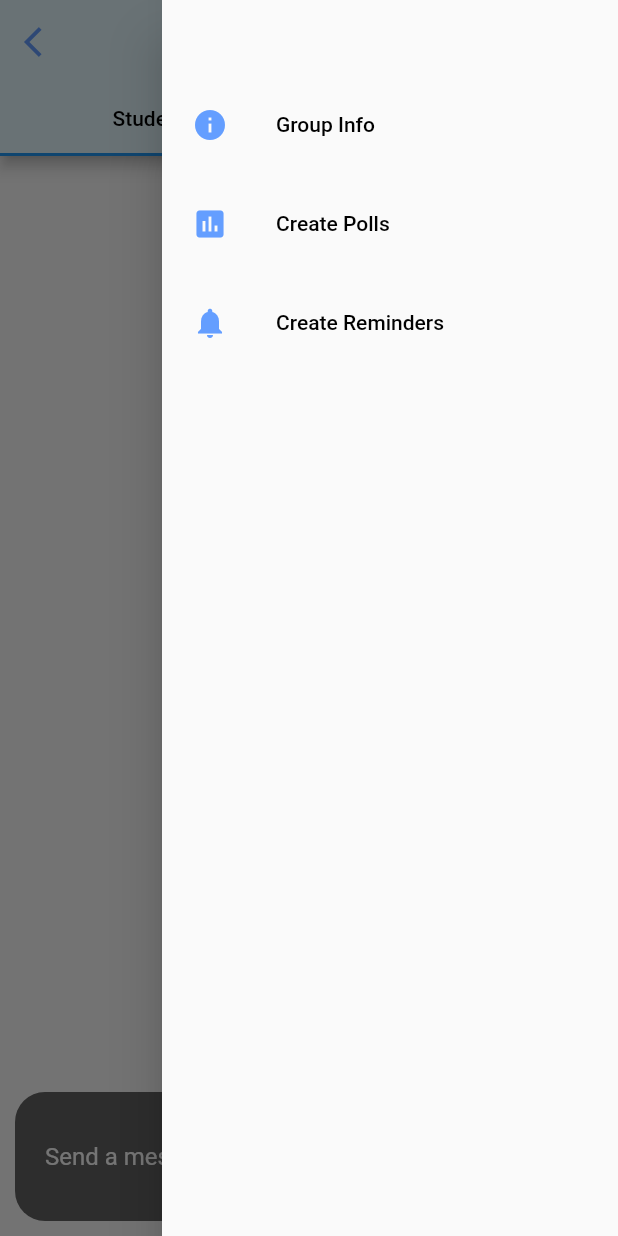
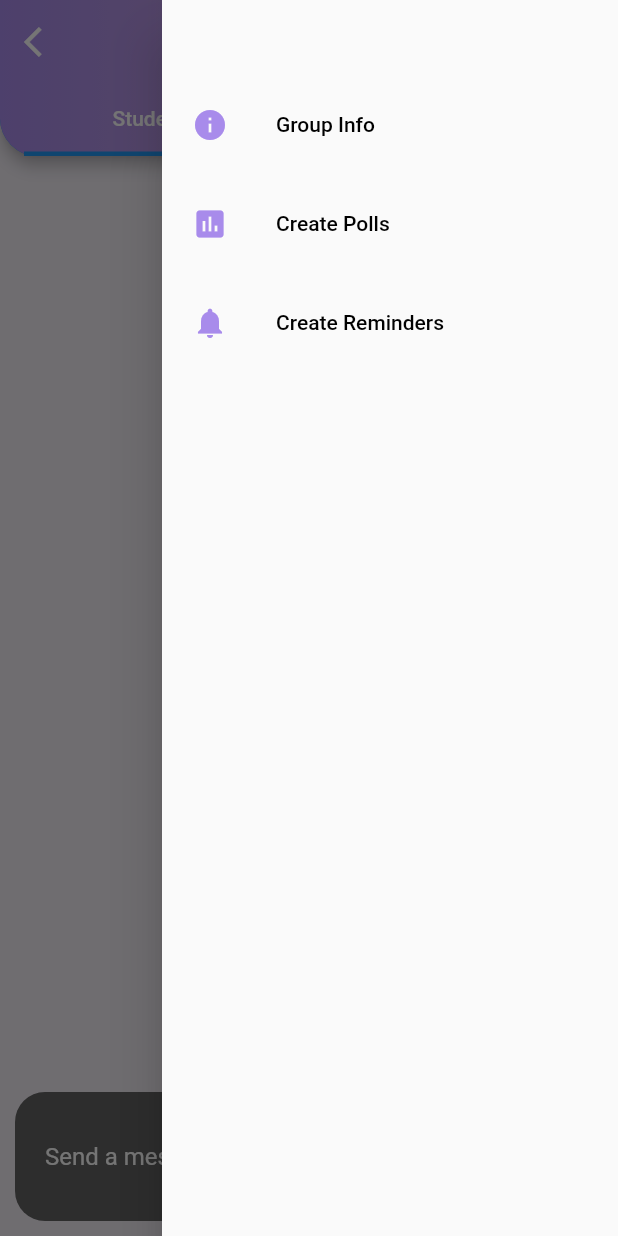
Before and after one commit to Shehara-1998/ITUM_Communication_platform_V4, a Flutter app: the ChatPage screen opened directly with empty values, with the side drawer open, on a phone screen of 412 x 824 dp. Run offline on Flutter 3.47's test engine with Material 2 defaults, Android fonts, the phone set to English and light mode, and no system bars; our stand-ins replace cloud_firestore, firebase_auth, firebase_core, shared_preferences; accounts and stored records are empty.

Commit message:
admin can search students and add to groups

```diff
--- a/lib/pages/groups/chat_page.dart
+++ b/lib/pages/groups/chat_page.dart
@@ -2,6 +2,7 @@ import 'package:cloud_firestore/cloud_firestore.dart';
 import 'package:firebase_auth/firebase_auth.dart';
 import 'package:flutter/material.dart';
 import 'package:itum_communication_platform/notifications/inbox_notifications.dart';
+import 'package:itum_communication_platform/pages/groups/add_members.dart';
 import 'package:itum_communication_platform/pages/polls/polls_home_page.dart';
 import 'package:itum_communication_platform/pages/polls/polls_view.dart';
 import 'package:itum_communication_platform/pages/reminders/reminders_home_page.dart';
@@ -78,37 +79,53 @@ class _ChatPageState extends State<ChatPage> {
     return DefaultTabController(
       length: 2,
       child: Scaffold(
+        backgroundColor: Color(0xFFF1EDF4),
         appBar: AppBar(
           automaticallyImplyLeading: false,
           centerTitle: true,
-          title: Text(widget.groupName, style: const TextStyle(color: Colors.black),),
-          backgroundColor: const Color(0xffE5F9FF),
+          title: Text(widget.groupName, style: const TextStyle(color: Colors.white),),
+          flexibleSpace: Container(
+            decoration: const BoxDecoration(
+              borderRadius: BorderRadius.only(
+                  bottomLeft: Radius.circular(25),
+                  bottomRight: Radius.circular(25)
+              ),
+              gradient: LinearGradient(
+                  begin: Alignment.centerLeft,
+                  end: Alignment.centerRight,
+                  colors: <Color>[Color(0xFFA88BEB), Color(0xFFD5ADC8)]),
+            ),
+          ),
           leading: IconButton(
               onPressed: (){
                 Navigator.pop(context);
               },
-              icon: const Icon(Icons.arrow_back_ios, color: Color(0xff649EFF))),
+              icon: const Icon(Icons.arrow_back_ios, color: Colors.white)),
           actions: [
             IconButton(
                 onPressed: (){
                   nextScreen(context, PollsViewPage());
                 },
-                icon: Icon(Icons.poll, color: Color(0xff649EFF),)),
+                icon: Icon(Icons.poll, color: Colors.white,)),
             IconButton(
                 onPressed: (){
                   nextScreen(context, InboxNotifications());
                 },
-                icon: Icon(Icons.notifications, color: Color(0xff649EFF),)),
+                icon: Icon(Icons.notifications, color: Colors.white,)),
             Builder(
               builder: (context) => IconButton(
                   onPressed: (){
                     Scaffold.of(context).openEndDrawer();
                   },
-                  icon: const Icon(Icons.more_vert, color: Color(0xff649EFF),)),
+                  icon: const Icon(Icons.more_vert, color: Colors.white,)),
             ),
           ],
           bottom: TabBar(
-            labelColor: Colors.black,
+            indicator: UnderlineTabIndicator(
+              insets: EdgeInsets.symmetric(horizontal: 16),
+              borderSide: BorderSide(color: Colors.blue, width: 3.0)
+            ),
+            labelColor: Colors.white,
               tabs: [
                 Tab(
                   text: 'Students',
@@ -117,6 +134,12 @@ class _ChatPageState extends State<ChatPage> {
                   text: 'Admin',
                 )
               ]),
+          shape: RoundedRectangleBorder(
+              borderRadius: BorderRadius.only(
+                  bottomLeft: Radius.circular(25),
+                  bottomRight: Radius.circular(25)
+              )
+          ),
         ),
           endDrawer: Drawer(
             child: ListView(
@@ -131,16 +154,27 @@ class _ChatPageState extends State<ChatPage> {
                     ));
                   },
                   contentPadding: const EdgeInsets.symmetric(horizontal: 20, vertical: 5),
-                  leading: const Icon(Icons.info, color: Color(0xff649EFF),),
+                  leading: const Icon(Icons.info, color: Color(0xFFA88BEB),),
                   title: const Text('Group Info', style: TextStyle(color: Colors.black),),
                 ),
+                "${userId}_$name"== admin ? ListTile(
+                  onTap: (){
+                    nextScreen(context, AddMembers(
+                      groupId: widget.groupId,
+                      groupName: widget.groupName,
+                    ));
+                  },
+                  contentPadding: const EdgeInsets.symmetric(horizontal: 20, vertical: 5),
+                  leading: const Icon(Icons.add, color: Color(0xFFA88BEB),),
+                  title: const Text('Add Members', style: TextStyle(color: Colors.black),),
+                ) : Container() ,
                 ListTile(
                   onTap: (){
                     nextScreen(context, PollsHome(
                     ));
                   },
                   contentPadding: const EdgeInsets.symmetric(horizontal: 20, vertical: 5),
-                  leading: const Icon(Icons.poll, color: Color(0xff649EFF),),
+                  leading: const Icon(Icons.poll, color: Color(0xFFA88BEB),),
                   title: const Text('Create Polls', style: TextStyle(color: Colors.black),),
                 ),
                 ListTile(
@@ -149,7 +183,7 @@ class _ChatPageState extends State<ChatPage> {
                     ));
                   },
                   contentPadding: const EdgeInsets.symmetric(horizontal: 20, vertical: 5),
-                  leading: const Icon(Icons.notifications, color: Color(0xff649EFF),),
+                  leading: const Icon(Icons.notifications, color: Color(0xFFA88BEB),),
                   title: const Text('Create Reminders', style: TextStyle(color: Colors.black),),
                 ),
               ],
@@ -197,7 +231,7 @@ class _ChatPageState extends State<ChatPage> {
                                       height: 50,
                                       width: 50,
                                       decoration: BoxDecoration(
-                                        color: const Color(0xff649EFF),
+                                        color: const Color(0xFFA88BEB),
                                         borderRadius: BorderRadius.circular(30),
                                       ),
                                       child: const Center(
--- a/lib/pages/groups/groups_home_page.dart
+++ b/lib/pages/groups/groups_home_page.dart
@@ -84,7 +84,7 @@ class _GroupHomeState extends State<GroupHome> {
             gradient: LinearGradient(
                 begin: Alignment.centerLeft,
                 end: Alignment.centerRight,
-                colors: <Color>[Color(0xFFA88BEB), Color(0xFFF8CEEC)]),
+                colors: <Color>[Color(0xFFA88BEB), Color(0xFFD5ADC8)]),
           ),
         ),
         centerTitle: true,
@@ -186,7 +186,7 @@ class _GroupHomeState extends State<GroupHome> {
           child: const Icon(Icons.add, color: Colors.white,size: 30,),
             decoration : BoxDecoration(
                 shape: BoxShape.circle,
-                gradient: LinearGradient(colors: [Color(0xFFA88BEB), Color(0xFFF8CEEC)])
+                gradient: LinearGradient(colors: [Color(0xFFA88BEB), Color(0xFFD5ADC8)])
             )
         ),
         onPressed: (){
```
Also changed, not shown: lib/pages/groups/add_members.dart (added, +187 -0 lines), lib/service/database_service.dart (+46 -0 lines), 6 other files.
